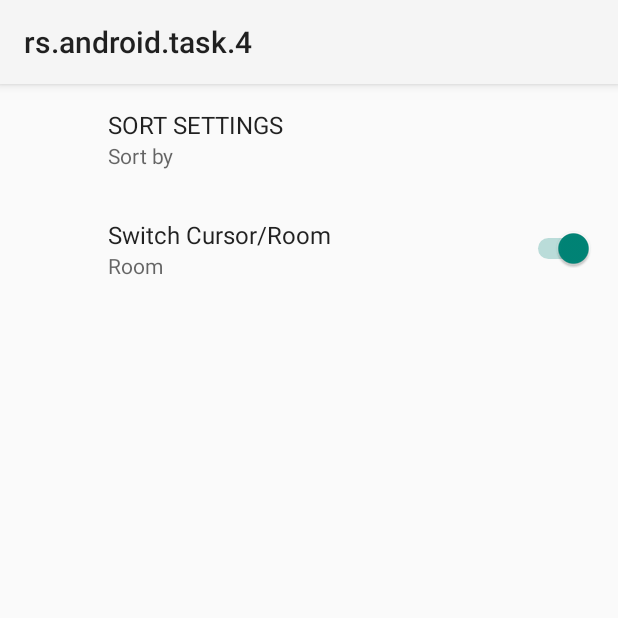
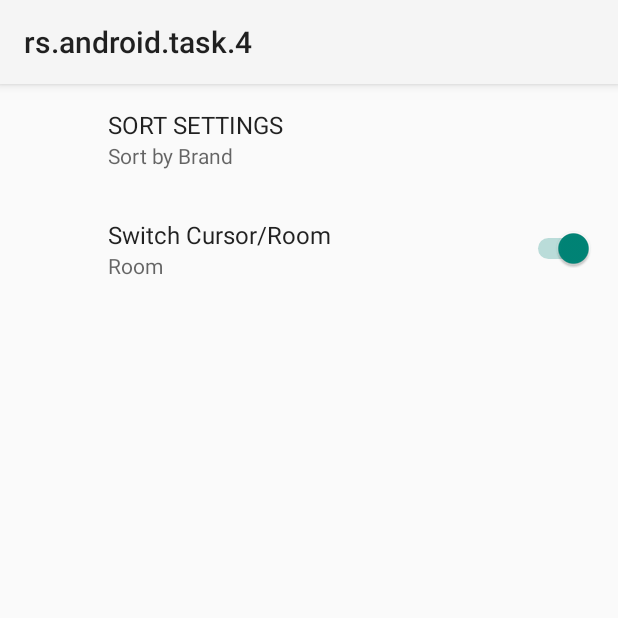
Before and after one commit to DmitryKucherenko/rs.android.task.4, an Android app: the SettingsFragment screen opened through its navigation route, on a phone screen of 412 x 824 dp, the top half of it. Run offline under Robolectric (Android 15) with nearby library versions, the phone set to English and light mode, and no system bars; our stand-ins replace Room's generated code, androidx.preference; 1 statement that could not run was skipped.

Commit message:
refact: settings preference replace cod with xml settings

```diff
--- a/app/src/main/java/com/fatalzero/ui/SettingsFragment.kt
+++ b/app/src/main/java/com/fatalzero/ui/SettingsFragment.kt
@@ -1,48 +1,16 @@
 package com.fatalzero.ui
 
-import android.content.SharedPreferences
 import android.os.Bundle
-import androidx.preference.ListPreference
 import androidx.preference.PreferenceFragmentCompat
-import androidx.preference.PreferenceManager
-import androidx.preference.SwitchPreference
 import com.fatalzero.R
 
-private const val SORT_BY_KEY = "sort_by"
-private const val SWITCH_KEY = "switch"
-private const val ROOM = "Room"
-private const val CURSOR = "Cursor"
-private const val BRAND_SORT = "brand"
 
 
-class SettingsFragment : PreferenceFragmentCompat(),
-    SharedPreferences.OnSharedPreferenceChangeListener {
-    var sharedPreferences: SharedPreferences? = null
-    var listPreference: ListPreference? = null
-    var switchPreference: SwitchPreference? = null
+class SettingsFragment : PreferenceFragmentCompat(){
 
     override fun onCreatePreferences(savedInstanceState: Bundle?, rootKey: String?) {
         setPreferencesFromResource(R.xml.settings, rootKey)
-        listPreference = findPreference<ListPreference>(SORT_BY_KEY)
-        switchPreference = findPreference<SwitchPreference>(SWITCH_KEY)
-        sharedPreferences = PreferenceManager.getDefaultSharedPreferences(requireContext())
-        sharedPreferences?.registerOnSharedPreferenceChangeListener(this)
-        listPreference?.summary =
-            getString(R.string.sort_by_word) + " " + sharedPreferences?.getString(SORT_BY_KEY, "")
-        switchPreference?.summary =
-            if (sharedPreferences?.getBoolean(SWITCH_KEY, true) == true) ROOM else CURSOR
-
     }
 
 
-    override fun onSharedPreferenceChanged(sharedPreferences: SharedPreferences?, key: String?) {
-        when (key) {
-            SORT_BY_KEY -> listPreference?.summary =
-                getString(R.string.sort_by_word)+" " + sharedPreferences?.getString(SORT_BY_KEY, BRAND_SORT)
-            SWITCH_KEY -> switchPreference?.summary =
-                if (sharedPreferences?.getBoolean(SWITCH_KEY, true) == true) ROOM else CURSOR
-
-        }
-    }
-
 }
--- a/app/src/main/res/xml/settings.xml
+++ b/app/src/main/res/xml/settings.xml
@@ -6,10 +6,13 @@
         android:entries="@array/sort_names"
         android:entryValues="@array/sort_values"
         android:key="sort_by"
-        android:summary="Select order"
+        android:defaultValue="brand"
+        android:summary="Sort by %s"
         android:title="SORT SETTINGS" />
     <SwitchPreference
         android:key="switch"
+        android:summaryOff="Cursor"
+        android:summaryOn="Room"
         android:title="Switch Cursor/Room"
         android:defaultValue="true"/>
 
```
